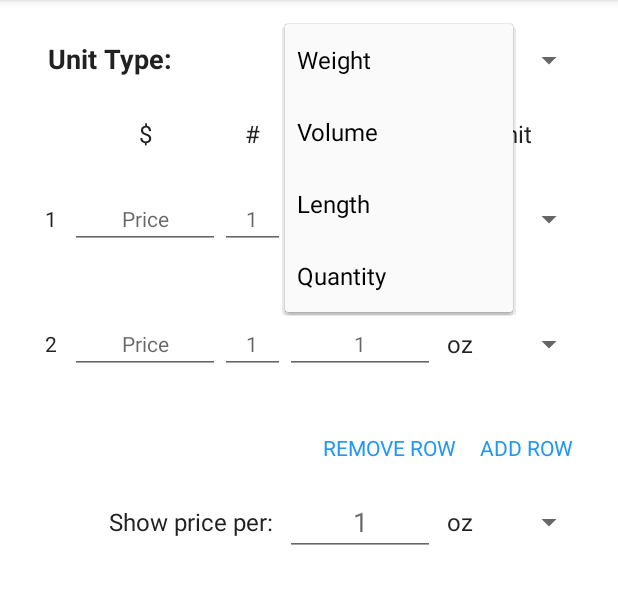
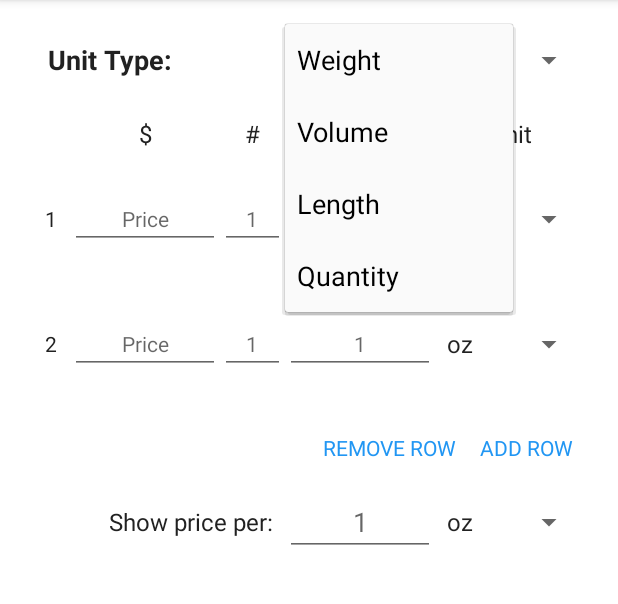
Before and after one commit to steviek/UnitPriceCalculatorLegacy, an Android app: the screen it shows after launch (MainActivity), after a tap on "Weight", on a phone screen of 412 x 824 dp, the part 84-688 px from its top. Run offline under Robolectric (Android 15) with nearby library versions, the phone set to English and light mode, and no system bars; libraries missing offline, so code that uses them is left out: com.crittercism.app, com.squareup.otto; 6 statements that could not run were skipped.

Commit message:
Make unit type text and spinner have larger text

```diff
--- a/app/src/main/java/com/unitpricecalculator/comparisons/UnitTypeArrayAdapter.java
+++ b/app/src/main/java/com/unitpricecalculator/comparisons/UnitTypeArrayAdapter.java
@@ -4,6 +4,7 @@ import android.content.Context;
 import android.content.res.Resources;
 import android.widget.ArrayAdapter;
 
+import com.unitpricecalculator.R;
 import com.unitpricecalculator.unit.UnitType;
 import com.unitpricecalculator.unit.Units;
 
@@ -13,7 +14,7 @@ import java.util.List;
 final class UnitTypeArrayAdapter extends ArrayAdapter<String> {
 
     UnitTypeArrayAdapter(Context context) {
-        super(context, android.R.layout.simple_spinner_dropdown_item, getValues(context.getResources()));
+        super(context, R.layout.unit_type_spinner_dropdown_item, getValues(context.getResources()));
     }
 
     private static List<String> getValues(Resources resources) {
--- /dev/null
+++ b/app/src/main/res/layout/unit_type_spinner_dropdown_item.xml
@@ -0,0 +1,9 @@
+<?xml version="1.0" encoding="utf-8"?>
+<CheckedTextView xmlns:android="http://schemas.android.com/apk/res/android"
+    android:id="@android:id/text1"
+    style="?android:attr/spinnerDropDownItemStyle"
+    android:singleLine="true"
+    android:layout_width="match_parent"
+    android:layout_height="48dp"
+    android:textSize="18sp"
+    android:ellipsize="marquee"/>
```
